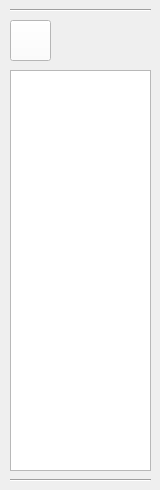
First picture: the form in Update/Logic_Gate_Simulator/Dialogs/widget_customgates.ui, repository ElliotHarding/Logic-Gate-Simulator, before the edit.
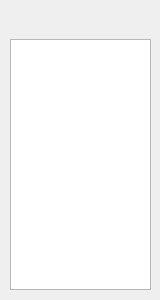
Second picture: the form after the edit. Icons and pictures are not drawn.

What changed in the file:
```diff
--- a/Update/Logic_Gate_Simulator/Dialogs/widget_customgates.ui
+++ b/Update/Logic_Gate_Simulator/Dialogs/widget_customgates.ui
@@ -7,45 +7,19 @@
     <x>0</x>
     <y>0</y>
     <width>160</width>
-    <height>490</height>
+    <height>300</height>
    </rect>
   </property>
   <property name="windowTitle">
    <string>Form</string>
   </property>
-  <widget class="Line" name="line_2">
-   <property name="geometry">
-    <rect>
-     <x>10</x>
-     <y>0</y>
-     <width>141</width>
-     <height>20</height>
-    </rect>
-   </property>
-   <property name="orientation">
-    <enum>Qt::Horizontal</enum>
-   </property>
-  </widget>
-  <widget class="Line" name="line_3">
-   <property name="geometry">
-    <rect>
-     <x>10</x>
-     <y>470</y>
-     <width>141</width>
-     <height>20</height>
-    </rect>
-   </property>
-   <property name="orientation">
-    <enum>Qt::Horizontal</enum>
-   </property>
-  </widget>
   <widget class="QListWidget" name="customGateListWidget">
    <property name="geometry">
     <rect>
      <x>10</x>
-     <y>70</y>
+     <y>39</y>
      <width>141</width>
-     <height>401</height>
+     <height>251</height>
     </rect>
    </property>
   </widget>
@@ -53,9 +27,9 @@
    <property name="geometry">
     <rect>
      <x>10</x>
-     <y>20</y>
-     <width>41</width>
-     <height>41</height>
+     <y>5</y>
+     <width>32</width>
+     <height>32</height>
     </rect>
    </property>
    <property name="styleSheet">
@@ -74,6 +48,9 @@
      <height>32</height>
     </size>
    </property>
+   <property name="flat">
+    <bool>true</bool>
+   </property>
   </widget>
  </widget>
  <resources>
```
Left out of the diff: 4 changed lines with no effect on the pictures.
